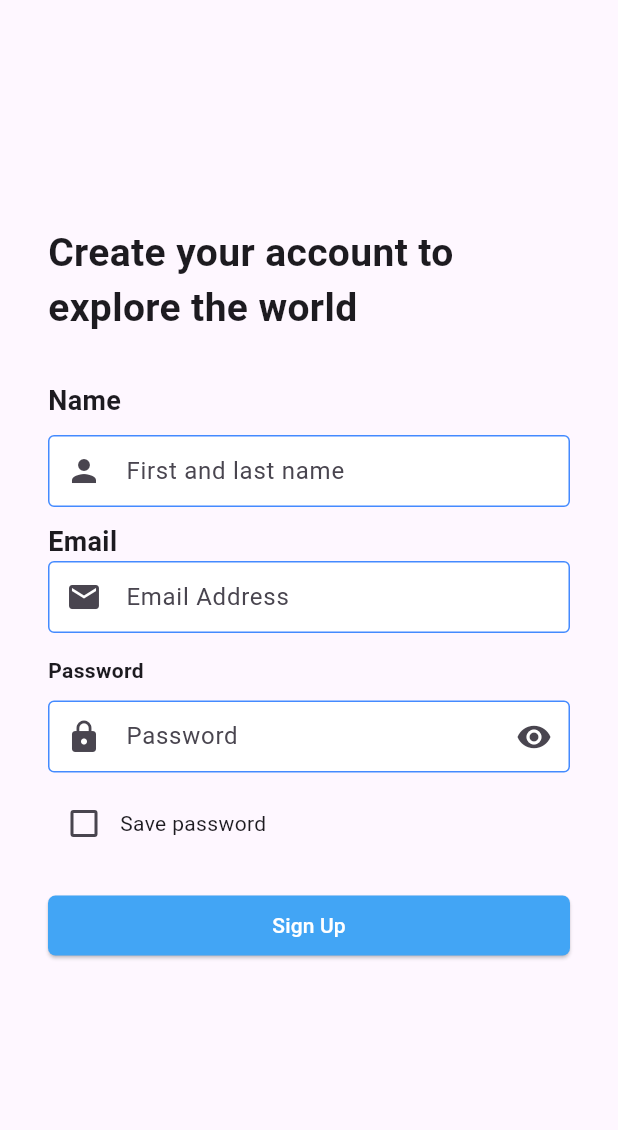
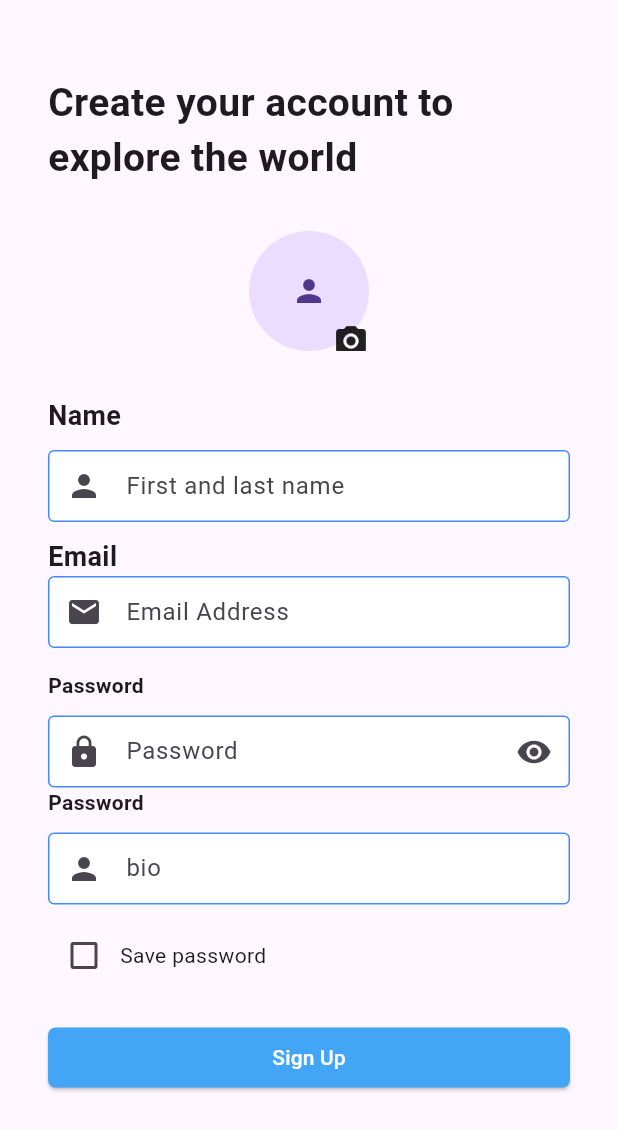
Before and after one commit to kawsaremtiaz/socialive, a Flutter app: the SignUpScreen screen opened directly, after a tap on "Sign Up", on a phone screen of 412 x 824 dp. Shown: the top 1130 px of the screen. Run offline on Flutter 3.47's test engine with Material 3 defaults, Android fonts, the phone set to English and light mode, and no system bars; our stand-ins replace cloud_firestore, firebase_auth, firebase_core; accounts and stored records are empty; network calls fail.

Commit message:
splash signup and log in screen done

```diff
--- /dev/null
+++ b/lib/firebase_auth/auth_services.dart
@@ -0,0 +1,66 @@
+import 'package:cloud_firestore/cloud_firestore.dart';
+import 'package:firebase_auth/firebase_auth.dart';
+
+class AuthService {
+  final FirebaseAuth _auth = FirebaseAuth.instance;
+  final FirebaseFirestore _firestore = FirebaseFirestore.instance;
+
+  User? getCurrentUser() {
+    return _auth.currentUser;
+  }
+
+  Future<UserCredential> signInWithEmailPassword(
+      String email, dynamic password) async {
+    try {
+      UserCredential userCredential = await _auth.signInWithEmailAndPassword(
+        email: email,
+        password: password,
+      );
+
+      _firestore
+          .collection('Users')
+          .doc(userCredential.user!.uid)
+          .set({'uid': userCredential.user!.uid, 'email': email});
+
+      return userCredential;
+    } on FirebaseAuthException catch (e) {
+      throw Exception(e.code);
+    }
+  }
+
+  Future<String> signUpWithEmailPassword({
+    required String email,
+    required var password,
+    required String username,
+    required String bio,
+  }) async {
+    String res = 'some error occoured';
+    try {
+      if (email.isNotEmpty ||
+          password.isNotEmpty ||
+          username.isNotEmpty ||
+          bio.isNotEmpty) {
+        UserCredential cred = await _auth.createUserWithEmailAndPassword(
+            email: email, password: password);
+        await _firestore.collection('Users').doc(cred.user!.uid).set({
+          'uid': cred.user!.uid,
+          'email': email,
+          'password': password,
+          'username': username,
+          'bio': bio,
+          'followers': [],
+          'following': [],
+        });
+
+      res = 'success';
+      }
+    } catch (e) {
+      res = e.toString();
+    }
+    return res;
+  }
+
+  Future signOut() async {
+    _auth.signOut();
+  }
+}
--- a/lib/ui/screens/auth/sign_up_screen.dart
+++ b/lib/ui/screens/auth/sign_up_screen.dart
@@ -1,5 +1,8 @@
+import 'package:firebase_auth/firebase_auth.dart';
 import 'package:flutter/material.dart';
+import 'package:fvm/firebase_auth/auth_services.dart';
 import 'package:fvm/ui/widgets/text_input_filed.dart';
+import '../home_screen.dart';
 
 class SignUpScreen extends StatefulWidget {
   const SignUpScreen({super.key});
@@ -10,8 +13,12 @@ class SignUpScreen extends StatefulWidget {
 
 TextEditingController emailTEController = TextEditingController();
 TextEditingController passTEController = TextEditingController();
+TextEditingController usernameTEController = TextEditingController();
+TextEditingController bioTeController = TextEditingController();
 
- bool _checkboxValue=false;
+FirebaseAuth _auth = FirebaseAuth.instance;
+
+bool _checkboxValue = false;
 
 class _SignUpScreenState extends State<SignUpScreen> {
   @override
@@ -26,11 +33,26 @@ class _SignUpScreenState extends State<SignUpScreen> {
             crossAxisAlignment: CrossAxisAlignment.start,
             children: [
               const SizedBox(
-                height: 150,
+                height: 50,
               ),
               const Text(
                 'Create your account to explore the world',
                 style: TextStyle(fontWeight: FontWeight.w600, fontSize: 26),
+              ),
+              const SizedBox(height: 30),
+              const Center(
+                child: Stack(
+                  children: [
+                    CircleAvatar(
+                      radius: 40,
+                      child: Icon(
+                        Icons.person,
+                      ),
+                    ),
+                    Positioned(
+                        bottom: -5, right: 0, child: Icon(Icons.camera_alt))
+                  ],
+                ),
               ),
               const SizedBox(height: 30),
               const Text(
@@ -40,9 +62,8 @@ class _SignUpScreenState extends State<SignUpScreen> {
               const SizedBox(height: 10),
               TextInputFiled(
                 hintText: 'First and last name',
-                textEditingController: emailTEController,
+                textEditingController: usernameTEController,
                 textInputType: TextInputType.emailAddress,
-
                 prefix: Icons.person,
               ),
               const SizedBox(height: 10),
@@ -54,7 +75,6 @@ class _SignUpScreenState extends State<SignUpScreen> {
                 hintText: 'Email Address',
                 textEditingController: emailTEController,
                 textInputType: TextInputType.emailAddress,
-
                 prefix: Icons.email,
               ),
               const SizedBox(height: 15),
@@ -71,22 +91,38 @@ class _SignUpScreenState extends State<SignUpScreen> {
                 textEditingController: passTEController,
                 textInputType: TextInputType.visiblePassword,
                 prefix: Icons.lock,
-                suffix:Icons.remove_red_eye,
-
+                suffix: Icons.remove_red_eye,
+              ),
+              const Text(
+                'Password',
+                style: TextStyle(
+                  fontWeight: FontWeight.w600,
+                  fontSize: 14,
+                ),
+              ),
+              const SizedBox(height: 10),
+              TextInputFiled(
+                hintText: 'bio',
+                textEditingController: bioTeController,
+                textInputType: TextInputType.emailAddress,
+                prefix: Icons.person,
               ),
               const SizedBox(height: 10),
               Row(
                 children: [
                   Checkbox(
-                    value: _checkboxValue, // Provide a boolean value indicating whether the checkbox is checked or not
+                    value: _checkboxValue,
+                    // Provide a boolean value indicating whether the checkbox is checked or not
                     onChanged: (newValue) {
                       // Provide a function to handle changes in the checkbox state
                       setState(() {
-                        _checkboxValue = newValue ?? false; // Update the checkbox state
+                        _checkboxValue =
+                            newValue ?? false; // Update the checkbox state
                       });
                     },
                   ),
-                  const Text('Save password',
+                  const Text(
+                    'Save password',
                     style: TextStyle(fontWeight: FontWeight.w400, fontSize: 14),
                   ),
                 ],
@@ -105,10 +141,13 @@ class _SignUpScreenState extends State<SignUpScreen> {
                       'Sign Up',
                       style: TextStyle(color: Colors.white),
                     ),
-                    onPressed: () {
-                      Navigator.push(context, MaterialPageRoute(builder: (context){
-                        return const SignUpScreen();
-                      }));
+                    onPressed: () async {
+                      await AuthService().signUpWithEmailPassword(
+                        email: emailTEController.text.trim(),
+                        password: passTEController.text.trim(),
+                        username: usernameTEController.text.trim(),
+                        bio: bioTeController.text.trim(),
+                      );
                     }),
               ),
             ],
@@ -117,6 +156,4 @@ class _SignUpScreenState extends State<SignUpScreen> {
       )),
     );
   }
-
-
 }
--- a/pubspec.yaml
+++ b/pubspec.yaml
@@ -35,7 +35,9 @@ dependencies:
   # The following adds the Cupertino Icons font to your application.
   # Use with the CupertinoIcons class for iOS style icons.
   cupertino_icons: ^1.0.6
-  flutter_svg: ^2.0.10+1
+  firebase_auth: ^4.19.4
+  firebase_core: ^2.30.1
+  cloud_firestore: ^4.17.2
 
 dev_dependencies:
   flutter_test:
```
Also changed, not shown: lib/main.dart (+8 -1 lines), lib/ui/screens/auth/login_screen.dart (+50 -13 lines), lib/ui/screens/home_screen.dart (+69 -0 lines), firebase.json (added), lib/firebase_options.dart (added), pubspec.lock, 7 other files.
